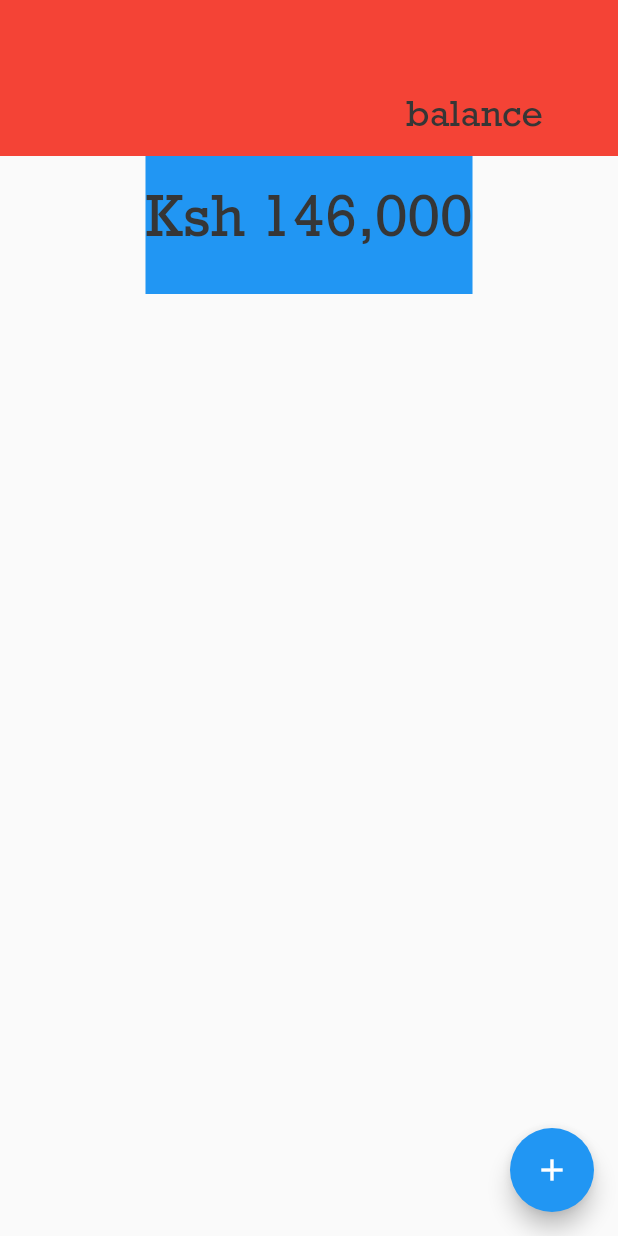
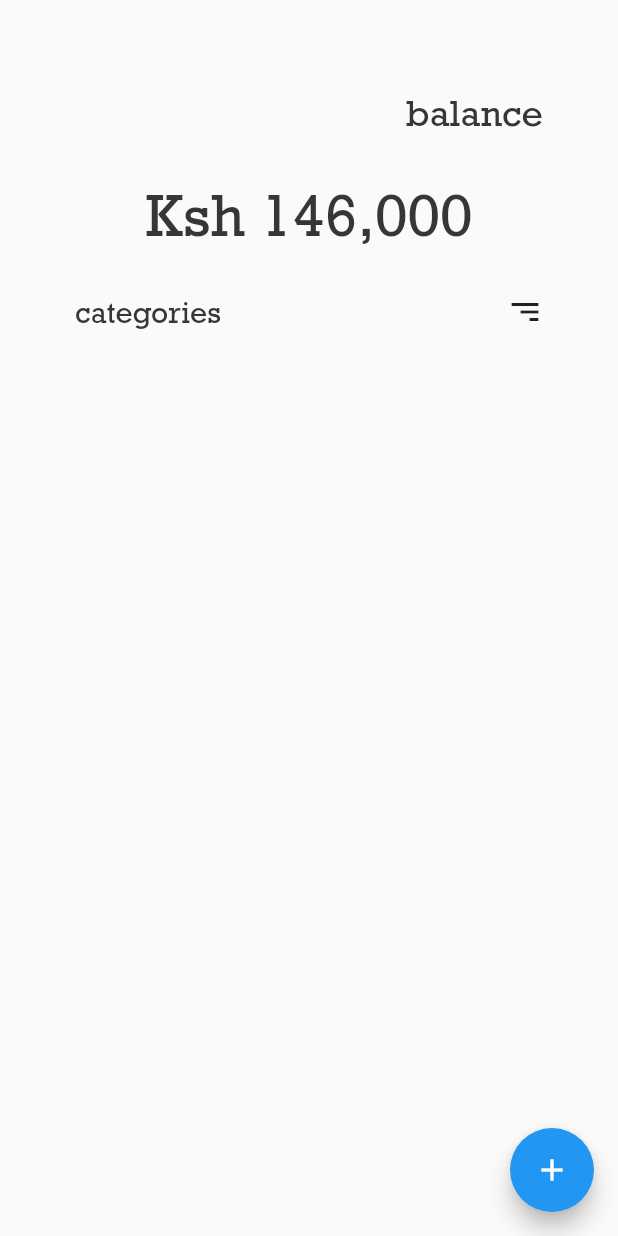
Before and after one commit to RichardMbingi/proportions, a Flutter app: the screen it shows after launch, on a phone screen of 412 x 824 dp. Run offline on Flutter 3.47's test engine with Material 2 defaults, Android fonts, the phone set to English and light mode, and no system bars.

Commit message:
Created category label and sort icon

```diff
--- a/lib/src/screens/home.dart
+++ b/lib/src/screens/home.dart
@@ -1,3 +1,4 @@
+import 'dart:math';
 import 'package:flutter/material.dart';
 import '../widgets/widgets.dart';
 
@@ -26,6 +27,29 @@ class _HomeScreenState extends State<HomeScreen> {
   }
 
   Widget categories() {
-    return Column();
+    return Column(
+      children: <Widget>[
+        Row(
+          mainAxisAlignment: MainAxisAlignment.spaceBetween,
+          children: <Widget>[
+            Container(
+              padding: EdgeInsets.only(left: 50.0),
+              child: Text(
+                "categories",
+                style: TextStyle(fontSize: 20),
+              ),
+            ),
+            Container(
+              padding: EdgeInsets.only(right: 50.0),
+              child: Transform(
+                alignment: Alignment.center,
+                transform: Matrix4.rotationY(pi),
+                child: Icon(Icons.sort),
+              ),
+            )
+          ],
+        ),
+      ],
+    );
   }
 }
--- a/lib/src/widgets/total_amount.dart
+++ b/lib/src/widgets/total_amount.dart
@@ -4,7 +4,6 @@ Widget totalAmount() {
   return Column(
     children: <Widget>[
       Container(
-        color: Colors.red,
         padding: EdgeInsets.fromLTRB(0, 60, 50, 15),
         child: Align(
           alignment: Alignment.topRight,
@@ -12,7 +11,6 @@ Widget totalAmount() {
         ),
       ),
       Container(
-        color: Colors.blue,
         padding: EdgeInsets.fromLTRB(0, 15, 0, 30),
         child: Text("Ksh 146,000", style: TextStyle(fontSize: 40.0)),
       ),
```
